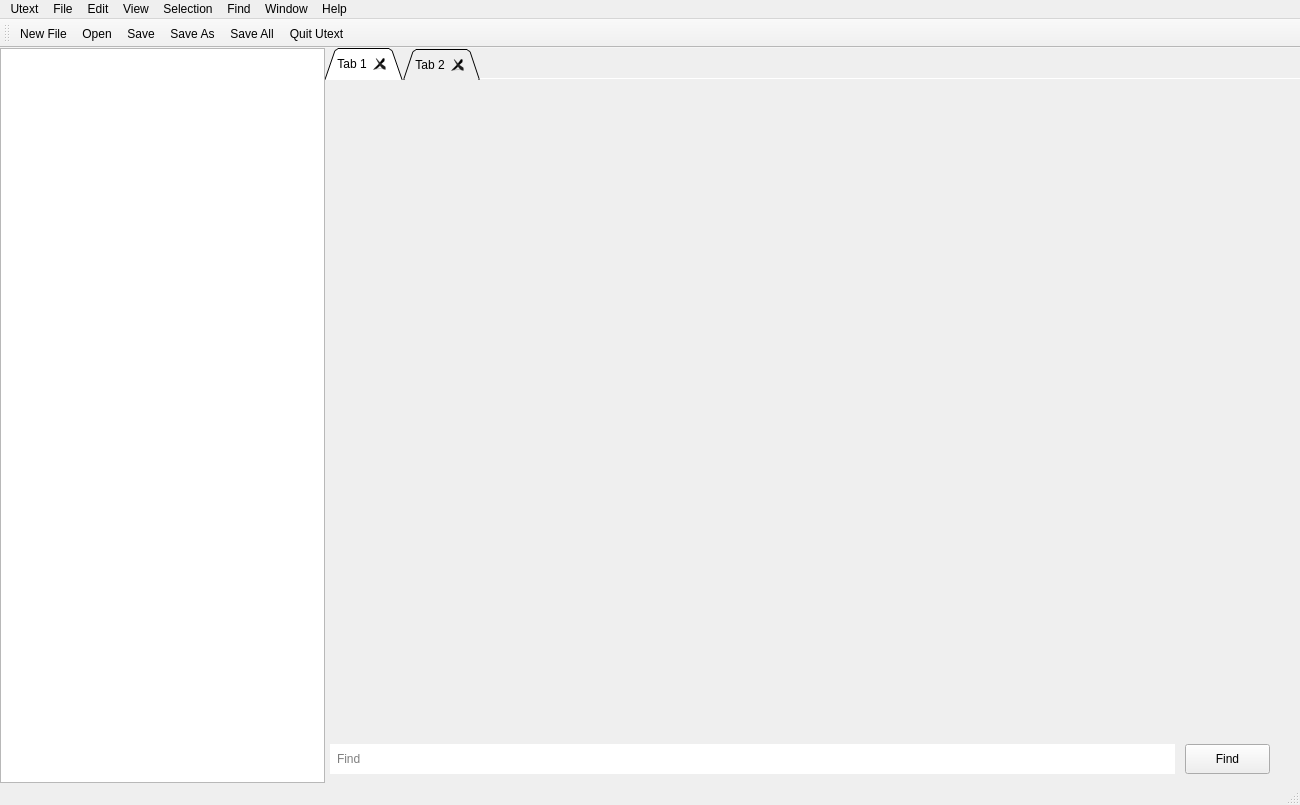
Before: the Qt Designer form app/src/mainwindow.ui in N-911/CPP-Utext, drawn with Qt 5.
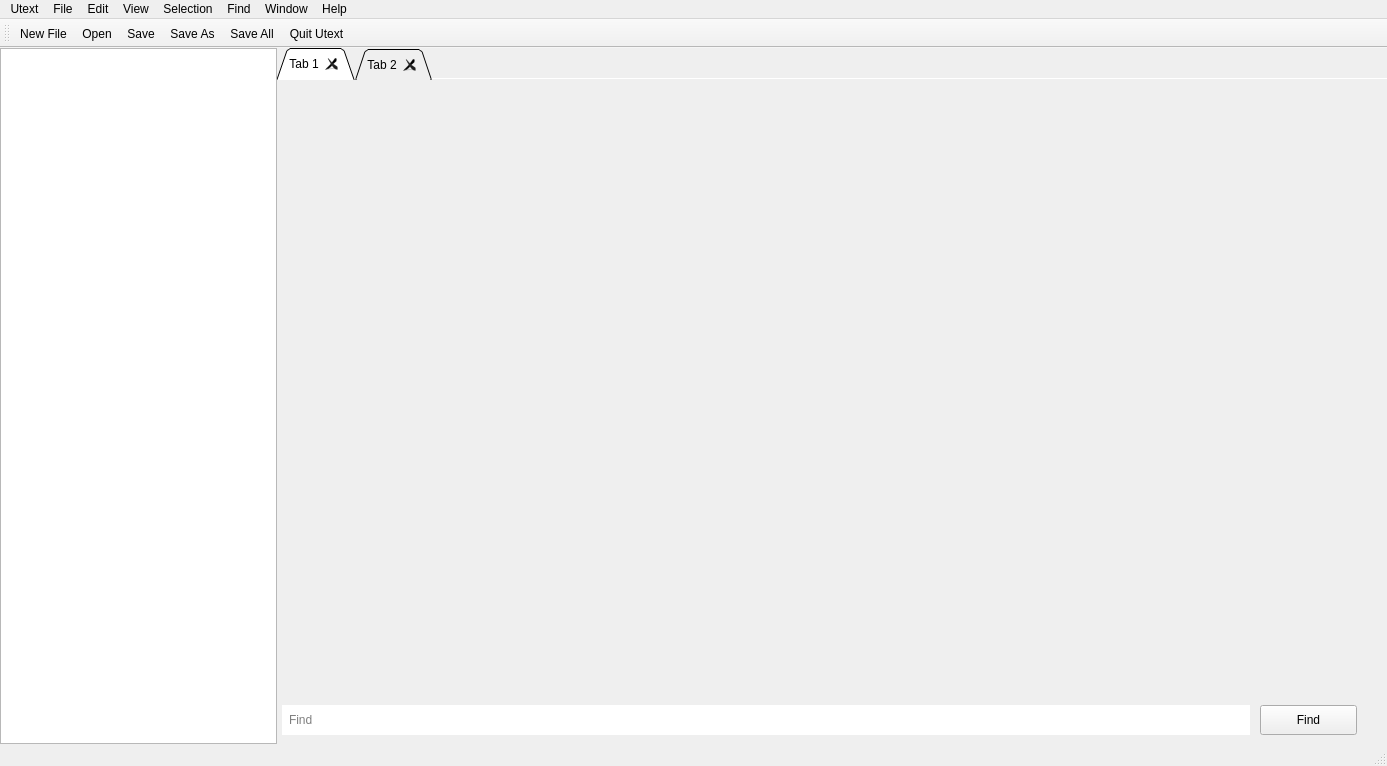
After: the same form once the commit is applied.

Diff of the .ui file:
```diff
--- a/app/src/mainwindow.ui
+++ b/app/src/mainwindow.ui
@@ -6,8 +6,8 @@
    <rect>
     <x>0</x>
     <y>0</y>
-    <width>1300</width>
-    <height>805</height>
+    <width>1387</width>
+    <height>766</height>
    </rect>
   </property>
   <property name="sizePolicy">
@@ -53,7 +53,7 @@
      <height>0</height>
     </size>
    </property>
-   <layout class="QGridLayout" name="gridLayout_2" columnstretch="1,0">
+   <layout class="QGridLayout" name="gridLayout_2" columnstretch="1">
     <property name="leftMargin">
      <number>0</number>
     </property>
@@ -69,12 +69,9 @@
     <property name="spacing">
      <number>0</number>
     </property>
-    <item row="0" column="0" colspan="2">
-     <layout class="QGridLayout" name="gridLayout" columnstretch="1,3,0,0">
-      <property name="spacing">
-       <number>0</number>
-      </property>
-      <item row="0" column="0">
+    <item row="0" column="0">
+     <layout class="QHBoxLayout" name="horizontalLayout_2" stretch="1,4">
+      <item>
        <widget class="QTreeView" name="treeView">
         <property name="minimumSize">
          <size>
@@ -96,7 +93,7 @@
         </property>
        </widget>
       </item>
-      <item row="0" column="1" colspan="2">
+      <item>
        <layout class="QVBoxLayout" name="verticalLayout">
         <property name="spacing">
          <number>0</number>
@@ -115,6 +112,12 @@
             <verstretch>0</verstretch>
            </sizepolicy>
           </property>
+          <property name="minimumSize">
+           <size>
+            <width>971</width>
+            <height>300</height>
+           </size>
+          </property>
           <property name="tabShape">
            <enum>QTabWidget::Triangular</enum>
           </property>
@@ -230,7 +233,7 @@
     <rect>
      <x>0</x>
      <y>0</y>
-     <width>1300</width>
+     <width>1387</width>
      <height>22</height>
     </rect>
    </property>
```
Left out of the diff: 27 changed lines with no effect on the pictures.
